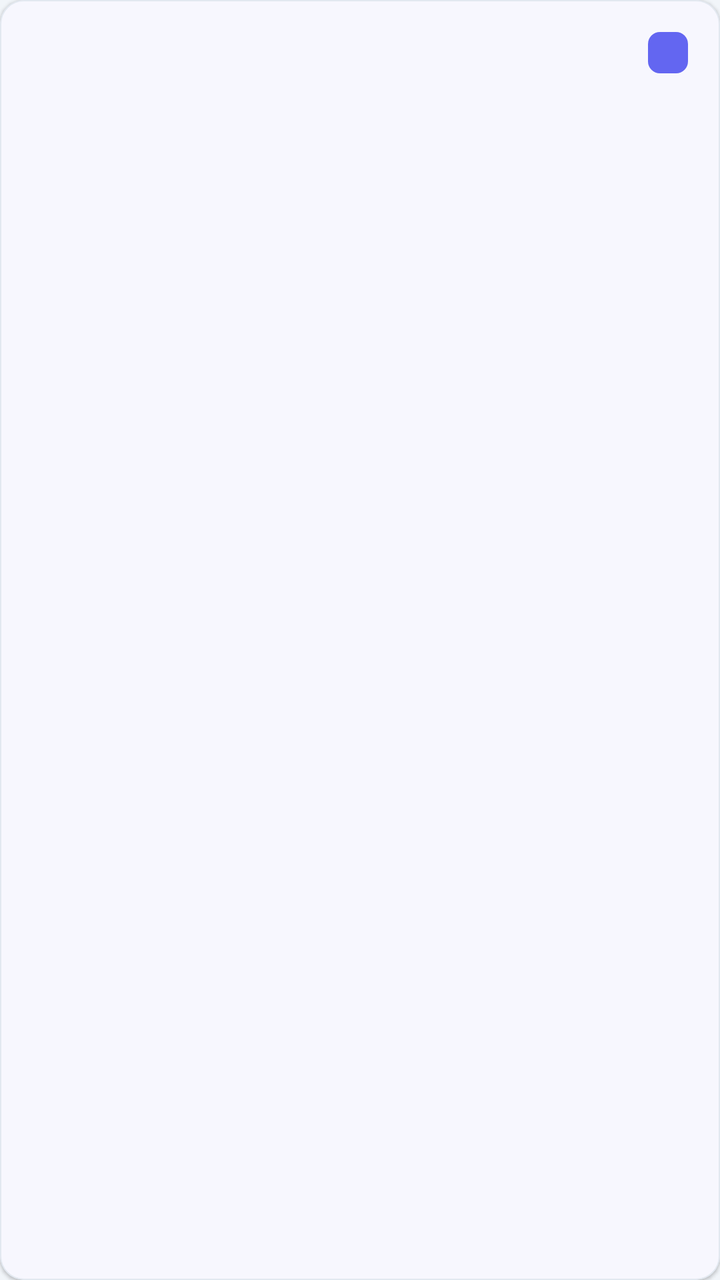
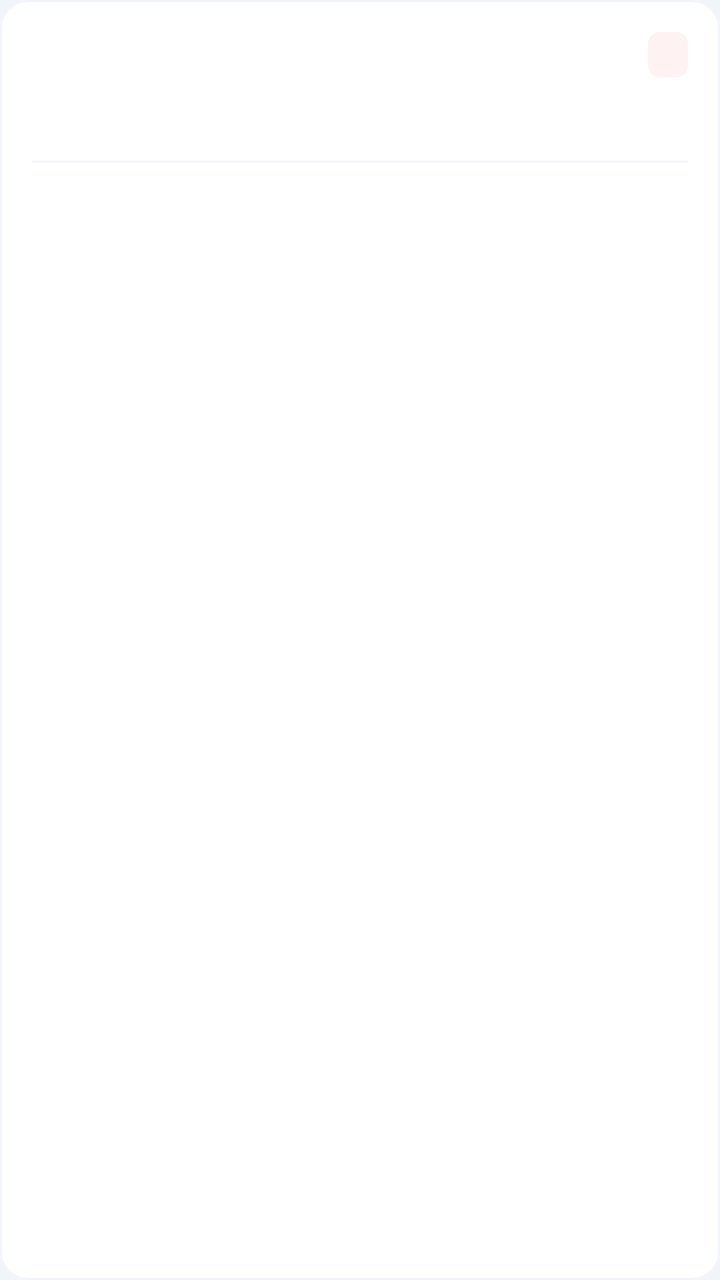

Before-and-after screenshots of an Android layout around one commit, followed by the original layout XML and the change that was made.
<!-- AndroidManifest.xml: application theme Theme.RubberShop -->
<!-- res/layout/item_purchase.xml -->
<?xml version="1.0" encoding="utf-8"?>
<com.google.android.material.card.MaterialCardView xmlns:android="http://schemas.android.com/apk/res/android"
    xmlns:app="http://schemas.android.com/apk/res-auto"
    android:layout_width="match_parent"
    android:layout_height="wrap_content"
    android:layout_margin="8dp"
    app:cardCornerRadius="12dp"
    app:cardElevation="1dp"
    app:strokeColor="@color/divider"
    app:strokeWidth="0.5dp"
    android:clickable="true"
    android:focusable="true">

    <LinearLayout
        android:layout_width="match_parent"
        android:layout_height="wrap_content"
        android:orientation="vertical"
        android:padding="16dp">

        <LinearLayout
            android:layout_width="match_parent"
            android:layout_height="wrap_content"
            android:orientation="horizontal"
            android:gravity="center_vertical">

            <TextView
                android:id="@+id/tv_order_no"
                android:layout_width="0dp"
                android:layout_height="wrap_content"
                android:layout_weight="1"
                android:textColor="@color/text_primary"
                android:textSize="14sp"
                android:textStyle="bold"
                android:fontFamily="monospace" />

            <TextView
                android:id="@+id/tv_status"
                android:layout_width="wrap_content"
                android:layout_height="wrap_content"
                android:background="@drawable/bg_tag"
                android:paddingHorizontal="10dp"
                android:paddingVertical="3dp"
                android:textColor="@color/white"
                android:textSize="11sp"
                android:textStyle="bold" />
        </LinearLayout>

        <TextView
            android:id="@+id/tv_amount"
            android:layout_width="wrap_content"
            android:layout_height="wrap_content"
            android:layout_marginTop="8dp"
            android:textColor="@color/primary"
            android:textSize="20sp"
            android:textStyle="bold" />

        <TextView
            android:id="@+id/tv_date"
            android:layout_width="wrap_content"
            android:layout_height="wrap_content"
            android:layout_marginTop="4dp"
            android:textColor="@color/text_muted"
            android:textSize="12sp" />

        <LinearLayout
            android:id="@+id/ll_actions"
            android:layout_width="match_parent"
            android:layout_height="wrap_content"
            android:layout_marginTop="10dp"
            android:orientation="horizontal"
            android:gravity="end"
            android:visibility="gone">

            <com.google.android.material.button.MaterialButton
                android:id="@+id/btn_action1"
                style="@style/Widget.Material3.Button.TextButton"
                android:layout_width="wrap_content"
                android:layout_height="wrap_content"
                android:textSize="13sp"
                android:textColor="@color/primary" />

            <com.google.android.material.button.MaterialButton
                android:id="@+id/btn_action2"
                style="@style/Widget.Material3.Button.TextButton"
                android:layout_width="wrap_content"
                android:layout_height="wrap_content"
                android:textSize="13sp"
                android:textColor="@color/danger" />
        </LinearLayout>
    </LinearLayout>
</com.google.android.material.card.MaterialCardView>
<!-- resources referenced by this layout -->
<resources>
  <color name="danger">#EF4444</color>
  <color name="divider">#E2E8F0</color>
  <color name="primary">#6366F1</color>
  <color name="text_muted">#94A3B8</color>
  <color name="text_primary">#0F172A</color>
  <color name="white">#FFFFFF</color>
  <!-- drawable bg_tag (drawable) -->
  <?xml version="1.0" encoding="utf-8"?>
  <shape xmlns:android="http://schemas.android.com/apk/res/android"
      android:shape="rectangle">
      <corners android:radius="6dp" />
      <solid android:color="@color/primary" />
  </shape>
  <style name="Theme.RubberShop" parent="Theme.Material3.Light.NoActionBar">
          <item name="colorPrimary">@color/primary</item>
          <item name="colorOnPrimary">@color/white</item>
          <item name="colorSecondary">@color/primary</item>
          <item name="colorOnSecondary">@color/white</item>
          <item name="android:colorBackground">@color/bg</item>
          <item name="colorSurface">@color/surface</item>
          <item name="colorOnSurface">@color/text_primary</item>
          <item name="android:statusBarColor">@color/primary_dark</item>
          <item name="android:navigationBarColor">@color/white</item>
          <item name="android:windowTranslucentStatus">false</item>
          <item name="android:windowTranslucentNavigation">false</item>
      </style>
  <color name="bg">#F1F5F9</color>
  <color name="surface">#FFFFFF</color>
  <color name="primary_dark">#4F46E5</color>
</resources>

<!-- the commit's change to res/layout/item_purchase.xml (unified diff, before → after) -->
@@ -3,13 +3,12 @@
     xmlns:app="http://schemas.android.com/apk/res-auto"
     android:layout_width="match_parent"
     android:layout_height="wrap_content"
-    android:layout_margin="8dp"
-    app:cardCornerRadius="12dp"
-    app:cardElevation="1dp"
-    app:strokeColor="@color/divider"
-    app:strokeWidth="0.5dp"
-    android:clickable="true"
-    android:focusable="true">
+    app:cardCornerRadius="14dp"
+    app:cardElevation="0dp"
+    app:strokeWidth="1dp"
+    app:strokeColor="@color/border_light"
+    android:layout_marginHorizontal="12dp"
+    android:layout_marginVertical="6dp">
 
     <LinearLayout
         android:layout_width="match_parent"
@@ -20,72 +19,97 @@
         <LinearLayout
             android:layout_width="match_parent"
             android:layout_height="wrap_content"
-            android:orientation="horizontal"
-            android:gravity="center_vertical">
+            android:gravity="center_vertical"
+            android:orientation="horizontal">
 
             <TextView
                 android:id="@+id/tv_order_no"
                 android:layout_width="0dp"
                 android:layout_height="wrap_content"
                 android:layout_weight="1"
+                android:textSize="13sp"
                 android:textColor="@color/text_primary"
-                android:textSize="14sp"
                 android:textStyle="bold"
-                android:fontFamily="monospace" />
+                android:fontFamily="monospace"
+                android:maxLines="1"
+                android:ellipsize="end" />
 
             <TextView
                 android:id="@+id/tv_status"
                 android:layout_width="wrap_content"
                 android:layout_height="wrap_content"
-                android:background="@drawable/bg_tag"
+                android:textSize="11sp"
+                android:textStyle="bold"
                 android:paddingHorizontal="10dp"
-                android:paddingVertical="3dp"
-                android:textColor="@color/white"
-                android:textSize="11sp"
-                android:textStyle="bold" />
+                android:paddingVertical="4dp"
+                android:background="@drawable/bg_price_tag"
+                android:textColor="@color/white" />
         </LinearLayout>
 
-        <TextView
-            android:id="@+id/tv_amount"
-            android:layout_width="wrap_content"
+        <LinearLayout
+            android:layout_width="match_parent"
             android:layout_height="wrap_content"
-            android:layout_marginTop="8dp"
-            android:textColor="@color/primary"
-            android:textSize="20sp"
-            android:textStyle="bold" />
+            android:gravity="center_vertical"
+            android:orientation="horizontal"
+            android:layout_marginTop="8dp">
 
-        <TextView
-            android:id="@+id/tv_date"
-            android:layout_width="wrap_content"
-            android:layout_height="wrap_content"
-            android:layout_marginTop="4dp"
-            android:textColor="@color/text_muted"
-            android:textSize="12sp" />
+            <TextView
+                android:id="@+id/tv_amount"
+                android:layout_width="0dp"
+                android:layout_height="wrap_content"
+                android:layout_weight="1"
+                android:textSize="16sp"
+                android:textStyle="bold"
+                android:textColor="@color/text_primary" />
+
+            <TextView
+                android:id="@+id/tv_date"
+                android:layout_width="wrap_content"
+                android:layout_height="wrap_content"
+                android:textSize="11sp"
+                android:textColor="@color/text_muted" />
+        </LinearLayout>
+
+        <View
+            android:layout_width="match_parent"
+            android:layout_height="1dp"
+            android:background="@color/border_light"
+            android:layout_marginTop="12dp"
+            android:layout_marginBottom="10dp" />
 
         <LinearLayout
             android:id="@+id/ll_actions"
             android:layout_width="match_parent"
             android:layout_height="wrap_content"
-            android:layout_marginTop="10dp"
-            android:orientation="horizontal"
             android:gravity="end"
-            android:visibility="gone">
+            android:orientation="horizontal">
 
             <com.google.android.material.button.MaterialButton
                 android:id="@+id/btn_action1"
+                android:layout_width="wrap_content"
+                android:layout_height="36dp"
+                android:textSize="12sp"
+                android:textColor="@color/white"
+                android:backgroundTint="@color/primary"
+                android:cornerRadius="8dp"
+                android:insetTop="0dp"
+                android:insetBottom="0dp"
+                android:textAllCaps="false"
                 style="@style/Widget.Material3.Button.TextButton"
-                android:layout_width="wrap_content"
-                android:layout_height="wrap_content"
-                android:textSize="13sp"
-                android:textColor="@color/primary" />
+                android:visibility="gone" />
 
             <com.google.android.material.button.MaterialButton
                 android:id="@+id/btn_action2"
-                style="@style/Widget.Material3.Button.TextButton"
                 android:layout_width="wrap_content"
-                android:layout_height="wrap_content"
-                android:textSize="13sp"
-                android:textColor="@color/danger" />
+                android:layout_height="36dp"
+                android:textSize="12sp"
+                android:cornerRadius="8dp"
+                android:insetTop="0dp"
+                android:insetBottom="0dp"
+                android:textAllCaps="false"
+                android:layout_marginStart="8dp"
+                style="@style/Widget.Material3.Button.OutlinedButton"
+                android:visibility="gone" />
         </LinearLayout>
     </LinearLayout>
 </com.google.android.material.card.MaterialCardView>
<!-- resource entries referenced after the edit -->
@@ -1,17 +1,15 @@
 <!-- resources referenced by this layout -->
 <resources>
-  <color name="danger">#EF4444</color>
-  <color name="divider">#E2E8F0</color>
+  <color name="border_light">#F1F5F9</color>
   <color name="primary">#6366F1</color>
   <color name="text_muted">#94A3B8</color>
   <color name="text_primary">#0F172A</color>
   <color name="white">#FFFFFF</color>
-  <!-- drawable bg_tag (drawable) -->
+  <!-- drawable bg_price_tag (drawable) -->
   <?xml version="1.0" encoding="utf-8"?>
-  <shape xmlns:android="http://schemas.android.com/apk/res/android"
-      android:shape="rectangle">
+  <shape xmlns:android="http://schemas.android.com/apk/res/android" android:shape="rectangle">
+      <solid android:color="@color/danger_bg" />
       <corners android:radius="6dp" />
-      <solid android:color="@color/primary" />
   </shape>
   <style name="Theme.RubberShop" parent="Theme.Material3.Light.NoActionBar">
           <item name="colorPrimary">@color/primary</item>
@@ -26,6 +24,7 @@
           <item name="android:windowTranslucentStatus">false</item>
           <item name="android:windowTranslucentNavigation">false</item>
       </style>
+  <color name="danger_bg">#FEF2F2</color>
   <color name="bg">#F1F5F9</color>
   <color name="surface">#FFFFFF</color>
   <color name="primary_dark">#4F46E5</color>
